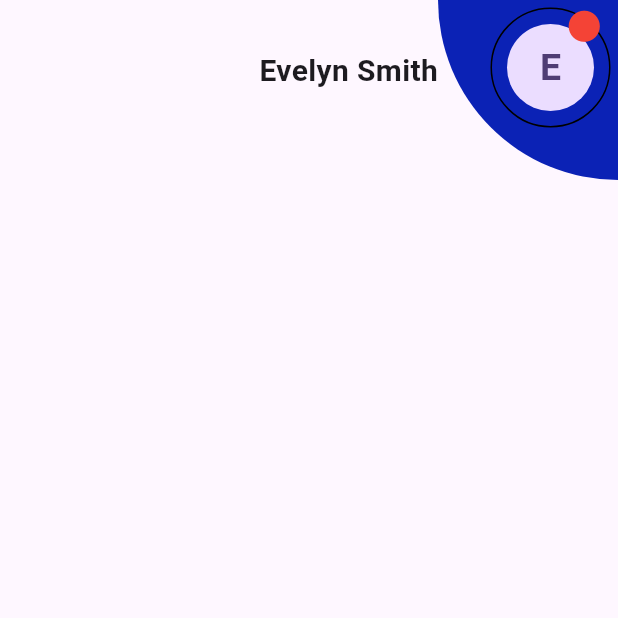
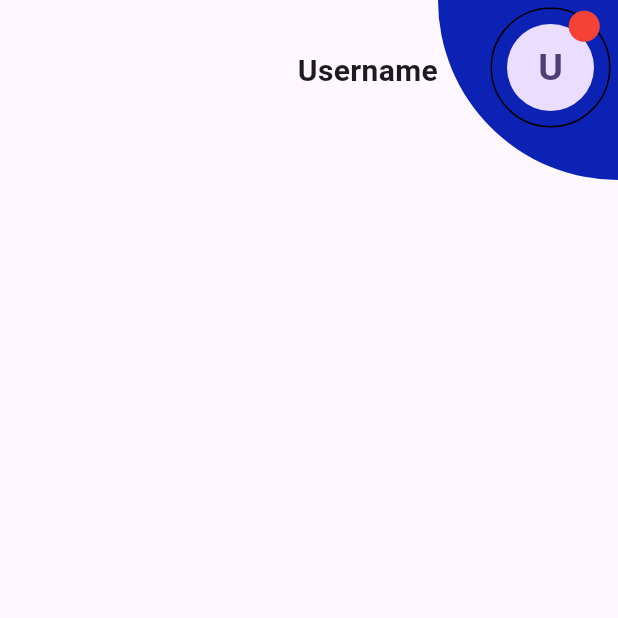
Before and after one commit to joemcara/swimmast_movil, a Flutter app: the MainScreenMember screen opened directly, item 2 of the bottom bar chosen, on a phone screen of 412 x 824 dp, the top half of it. Run offline on Flutter 3.47's test engine with Material 3 defaults, Android fonts, the light colour scheme and no system bars.

Commit message:
profile screen navigation fixed

```diff
--- a/lib/main.dart
+++ b/lib/main.dart
@@ -1,4 +1,5 @@
 import 'package:flutter/material.dart';
+import 'package:swimmast_movil/screens/memberScreens/shop_screen.dart';
 import 'package:swimmast_movil/screens/sign_in_screen.dart';
 import 'package:swimmast_movil/shared/bottom_navs.dart/bottom_nav_bar.dart';
 
@@ -15,7 +16,6 @@ class MyApp extends StatelessWidget {
     return MaterialApp(
       title: 'Flutter Demo',
       theme: ThemeData(
-
         colorScheme: ColorScheme.fromSeed(seedColor: Colors.deepPurple),
         useMaterial3: true,
       ),
--- a/lib/screens/memberScreens/bottomNav/main_screen_member.dart
+++ b/lib/screens/memberScreens/bottomNav/main_screen_member.dart
@@ -1,6 +1,8 @@
 import 'package:flutter/material.dart';
+import 'package:swimmast_movil/screens/memberScreens/profile_screen.dart';
 import 'package:swimmast_movil/shared/bottom_navs.dart/bottom_nav_bar.dart';
 import 'package:swimmast_movil/shared/constants.dart';
+import 'package:swimmast_movil/shared/profile_header.dart';
 import 'package:swimmast_movil/widgets/router_bottom_nav.dart';
 
 class MainScreenMember extends StatefulWidget {
@@ -11,9 +13,8 @@ class MainScreenMember extends StatefulWidget {
 }
 
 class _MainScreenMemberState extends State<MainScreenMember> {
-  int index = global;
+  int index = 0;
   MemberBtBar? trainerBtBar;
-
   @override
   void initState() {
     super.initState();
@@ -23,6 +24,7 @@ class _MainScreenMemberState extends State<MainScreenMember> {
           this.index = index;
         });
       },
+      selected: index,
     );
   }
 
@@ -30,6 +32,31 @@ class _MainScreenMemberState extends State<MainScreenMember> {
   Widget build(BuildContext context) {
     return Scaffold(
       bottomNavigationBar: trainerBtBar,
+      appBar: index != 4
+          ? AppBar(
+              actions: [
+                ProfileHeader(
+                  username: "Username",
+                  onAvatarTap: () {
+                    setState(() {
+                      index = 4;
+                      trainerBtBar = MemberBtBar(
+                        currentIndex: (index) {
+                          setState(() {
+                            this.index = index;
+                          });
+                        },
+                        selected: index,
+                      );
+                      ;
+                    });
+                  },
+                )
+              ],
+              toolbarHeight: 120,
+              automaticallyImplyLeading: false,
+            )
+          : null,
       body: BottomRouteMember(index: index),
     );
   }
--- a/lib/screens/memberScreens/history_screen.dart
+++ b/lib/screens/memberScreens/history_screen.dart
@@ -8,11 +8,27 @@ class HistoryScreen extends StatelessWidget {
   Widget build(BuildContext context) {
     double statusBarHeight = MediaQuery.of(context).viewPadding.top;
 
-    return Container(
-      padding: EdgeInsets.only(top: statusBarHeight),
-      child: Column(
-        children: [ProfileHeader(username: "Evelyn Smith")],
+    return DefaultTabController(
+      length: 2,
+      child: Scaffold(
+        body: Container(
+          padding: EdgeInsets.only(top: statusBarHeight),
+          child: Column(
+            children: [],
+          ),
+        ),
       ),
     );
   }
 }
+
+Widget _tabs() {
+  return const TabBar(tabs: [
+    Tab(
+      text: "Horarios",
+    ),
+    Tab(
+      text: "Sesiones",
+    ),
+  ]);
+}
--- a/lib/screens/memberScreens/shop_screen.dart
+++ b/lib/screens/memberScreens/shop_screen.dart
@@ -10,8 +10,8 @@ class ShopScreen extends StatelessWidget {
 
     return Container(
       margin: EdgeInsets.only(top: statusBarHeight),
-      child: Column(
-        children: [ProfileHeader(username: "Evelyn Smith")],
+      child: const Column(
+        children: [],
       ),
     );
   }
--- a/lib/screens/notification_screen.dart
+++ b/lib/screens/notification_screen.dart
@@ -36,9 +36,6 @@ class _NotificationScreenState extends State<NotificationScreen> {
       padding: EdgeInsets.only(top: statusBarHeight),
       child: Column(
         children: [
-          const ProfileHeader(
-            username: 'joseph',
-          ),
           Center(
             child: Text(
               notificaciones,
--- a/lib/shared/bottom_navs.dart/bottom_nav_bar.dart
+++ b/lib/shared/bottom_navs.dart/bottom_nav_bar.dart
@@ -57,21 +57,22 @@ class _TrainerBtBarState extends State<TrainerBtBar> {
 
 class MemberBtBar extends StatefulWidget {
   final Function currentIndex;
-  const MemberBtBar({super.key, required this.currentIndex});
+  int selected = 0;
+  MemberBtBar({super.key, required this.currentIndex, required this.selected});
 
   @override
   State<MemberBtBar> createState() => _MemberBtBarState();
 }
 
 class _MemberBtBarState extends State<MemberBtBar> {
-  int selectedIndex = 0;
   @override
   Widget build(BuildContext context) {
     return BottomNavigationBar(
-      currentIndex: selectedIndex,
+      currentIndex: widget.selected,
       onTap: (index) {
         setState(() {
-          selectedIndex = index;
+          // selectedIndex = index;
+          widget.selected = index;
           widget.currentIndex(index);
         });
       },
--- a/lib/shared/constants.dart
+++ b/lib/shared/constants.dart
@@ -3,4 +3,4 @@ import 'package:flutter/material.dart';
 const Color system_blue = Color.fromRGBO(11, 34, 181, 1);
 const Color system_yellow = Color.fromRGBO(244, 232, 105, 1);
 
-int global = 0;
+int global = 3;
--- a/lib/shared/profile_header.dart
+++ b/lib/shared/profile_header.dart
@@ -3,8 +3,9 @@ import 'package:swimmast_movil/screens/memberScreens/profile_screen.dart';
 import 'package:swimmast_movil/shared/constants.dart';
 
 class ProfileHeader extends StatelessWidget {
-  const ProfileHeader({super.key, required this.username});
+  const ProfileHeader({super.key, required this.username, this.onAvatarTap});
   final String username;
+  final Function? onAvatarTap;
   @override
   Widget build(BuildContext context) {
     return Row(
@@ -28,10 +29,7 @@ class ProfileHeader extends StatelessWidget {
             child: CustomAvatar(
                 username: username,
                 onTap: () {
-                  Navigator.push(
-                      context,
-                      MaterialPageRoute(
-                          builder: (context) => const ProfileScreen()));
+                  if (onAvatarTap != null) onAvatarTap!();
                 }))
       ],
     );
--- a/lib/widgets/router_bottom_nav.dart
+++ b/lib/widgets/router_bottom_nav.dart
@@ -1,5 +1,4 @@
 import 'package:flutter/material.dart';
-
 
 import 'package:swimmast_movil/screens/memberScreens/history_screen.dart';
 import 'package:swimmast_movil/screens/memberScreens/home_screen.dart';
```
Also changed, not shown: lib/screens/memberScreens/home_screen.dart (+2 -7 lines), lib/screens/memberScreens/profile_screen.dart (+6 -3 lines).
